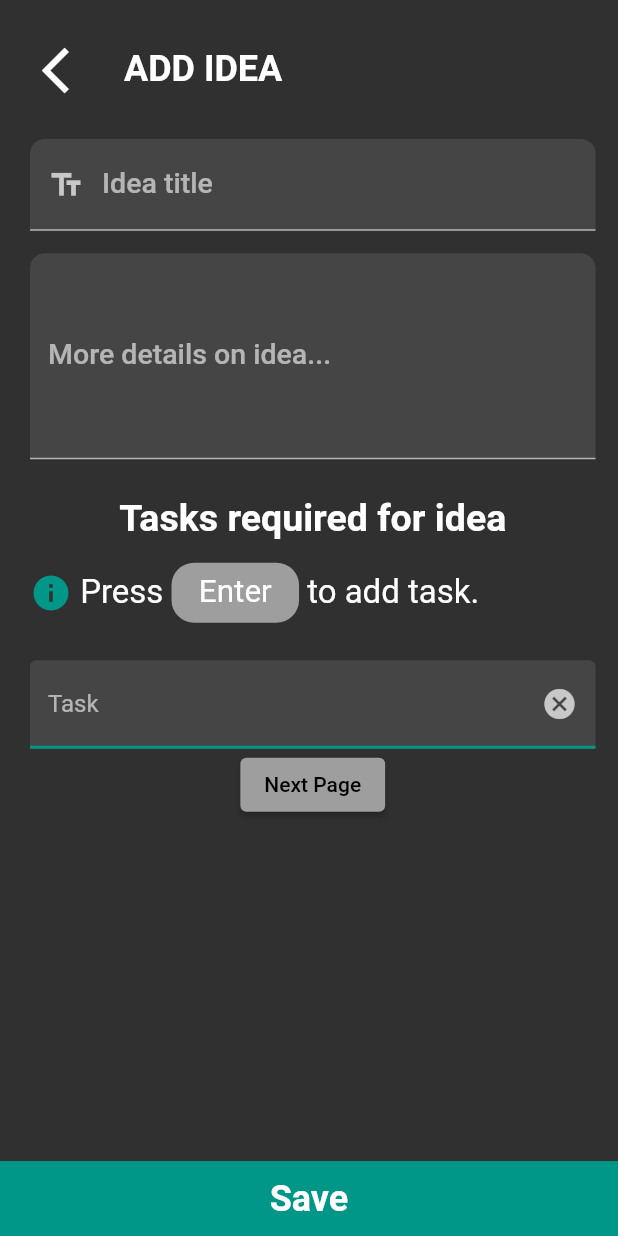
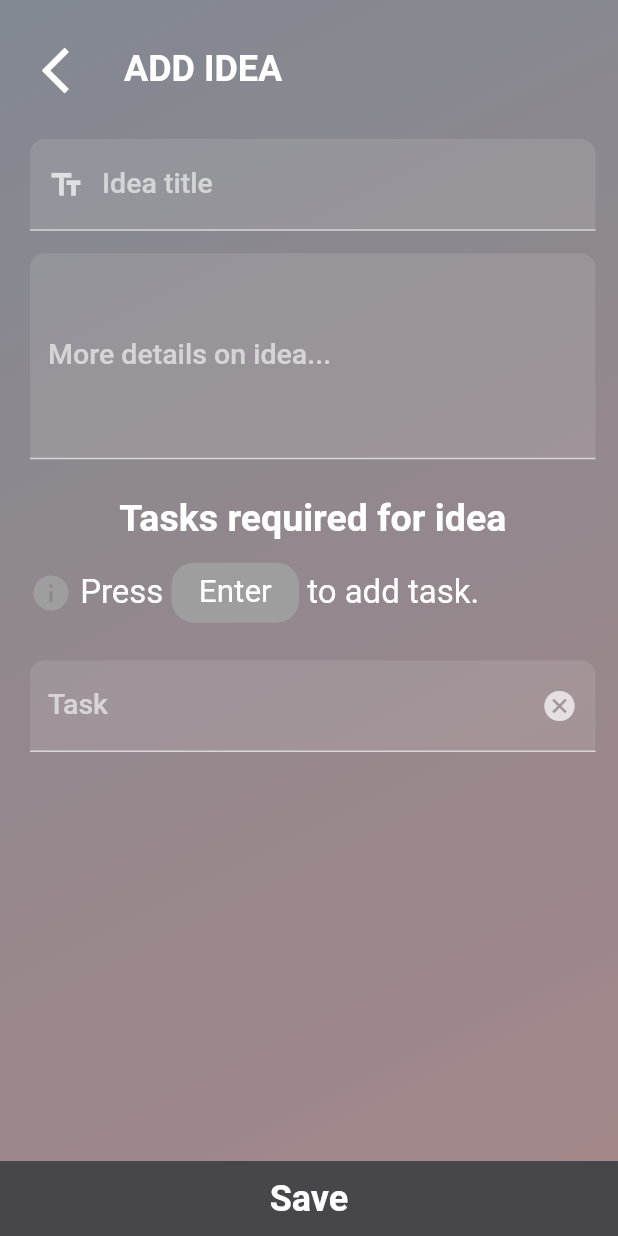
Before and after one commit to nathan-young1/idealog, a Flutter app: the NewIdea screen opened by its route, on a phone screen of 412 x 824 dp. Run offline on Flutter 3.47's test engine with Material 2 defaults, Android fonts, the phone set to English and light mode, and no system bars; our stand-ins replace date_time_picker, firebase_auth, firebase_core, flutter_screenutil, font_awesome_flutter, google_nav_bar and 3 more; accounts and stored records are empty.

Commit message:
still working

```diff
--- /dev/null
+++ b/lib/customDecoration/boxDecoration.dart
@@ -0,0 +1,11 @@
+import 'package:flutter/material.dart';
+
+BoxDecoration lightModeBackgroundColor = BoxDecoration(
+          gradient: LinearGradient(
+            colors: [
+            Color.fromRGBO(63, 73, 87, 0.65),
+            Color.fromRGBO(117, 71, 74, 0.65)
+            ],
+            begin: Alignment.topLeft,
+            end: Alignment.bottomRight)
+        );
--- /dev/null
+++ b/lib/customDecoration/colors.dart
@@ -0,0 +1,3 @@
+import 'package:flutter/material.dart';
+
+const Color lightModeBottomNavColor = Color.fromRGBO(71, 71, 73, 0.5);
--- a/lib/customInputDecoration/inputDecoration.dart
+++ b/lib/customDecoration/inputDecoration.dart
@@ -6,13 +6,3 @@ InputDecoration underlineAndFilled = InputDecoration(
   border: UnderlineInputBorder(borderSide: BorderSide(width: 5.0),
   borderRadius: BorderRadius.only(topLeft:  Radius.circular(10),topRight: Radius.circular(10))),
 );
-
-InputDecoration addTasks = InputDecoration(
-  filled: true,
-  enabledBorder: UnderlineInputBorder(
-    borderSide: BorderSide(color: Colors.teal,width: 2)
-  ),
-  focusedBorder: UnderlineInputBorder(
-    borderSide: BorderSide(color: Colors.teal,width: 2)
-  )
-);
--- a/lib/idea/ui/newIdea.dart
+++ b/lib/idea/ui/newIdea.dart
@@ -1,11 +1,10 @@
-import 'dart:isolate';
 import 'package:date_time_picker/date_time_picker.dart';
 import 'package:flutter/material.dart';
 import 'package:flutter_screenutil/flutter_screenutil.dart';
 import 'package:idealog/customAppBar/appBar.dart';
-import 'package:idealog/customInputDecoration/inputDecoration.dart';
-import 'package:idealog/global/routes.dart';
-import 'package:idealog/global/strings.dart';
+import 'package:idealog/customDecoration/boxDecoration.dart';
+import 'package:idealog/customDecoration/colors.dart';
+import 'package:idealog/customDecoration/inputDecoration.dart';
 import 'package:idealog/idea/code/ideaManager.dart';
 import 'package:syncfusion_flutter_datepicker/datepicker.dart';
 
@@ -24,7 +23,10 @@ class _NewIdeaState extends State<NewIdea> {
   @override
   Widget build(BuildContext context) {
     return SafeArea(
+      child: Container(
+        decoration: lightModeBackgroundColor,
         child: Scaffold(
+          backgroundColor: Colors.transparent,
           body: SingleChildScrollView(
             child: Form(
               child: Padding(
@@ -53,7 +55,7 @@ class _NewIdeaState extends State<NewIdea> {
                     Text('Tasks required for idea',style: TextStyle(fontSize: 25,fontWeight: FontWeight.w700)),
                     SizedBox(height: 15),
                     Row(children: [
-                    Icon(Icons.info,color: Colors.teal,size: 28),
+                      Icon(Icons.info,color: Colors.grey,size: 28),
                       Text(' Press ',style: TextStyle(fontSize: 22)),
                       Container(
                         width: 85,
@@ -79,28 +81,29 @@ class _NewIdeaState extends State<NewIdea> {
                         taskField.text = '';
                         }
                       },
-                    decoration: addTasks.copyWith(
+                      decoration: underlineAndFilled.copyWith(
                         labelText: 'Task',
                         suffixIcon: IconButton(icon: Icon(Icons.cancel),
                         onPressed: () => taskField.text = '')
                       ),
                     ),
-                  ElevatedButton(onPressed: ()=>Navigator.pushNamed(context, addNewSchedulePage), child: Text('Next Page'))
                   ],
                 ),
               ),),
           ),
             bottomNavigationBar: GestureDetector(
               onTap: () async => await addToDbAndSetAlarmIdea(
+                    context: context,
                     ideaTitle: ideaTitle.text,
                     moreDetails: moreDetails.text,
                     tasks: tasks),
               child: Container(
                 height: 50,
-              color: Colors.teal,
+                color: lightModeBottomNavColor.withOpacity(1),
                 child: Center(
                   child: Text('Save',style: TextStyle(fontSize: 24,color: Colors.white,fontWeight: FontWeight.w700)),
                 )),
+            ),
         ),
       ),
     );
@@ -112,7 +115,7 @@ class _NewIdeaState extends State<NewIdea> {
         for(String task in tasks)
         Row(children: [
           Icon(Icons.circle),
-          Container(child: Text(task)),
+          Expanded(child: Container(child: Text(task))),
           IconButton(
           icon: Icon(Icons.cancel),
           onPressed: (){
--- a/lib/main.dart
+++ b/lib/main.dart
@@ -32,7 +32,7 @@ class Idealog extends StatelessWidget {
               // or simply save your changes to "hot reload" in a Flutter IDE).
               // Notice that the counter didn't reset back to zero; the application
               // is not restarted.
-              primarySwatch: Colors.grey,
+              primarySwatch: Colors.blueGrey,
               brightness: Brightness.dark
             ),
             routes: {
```
Also changed, not shown: lib/Schedule/ui/addSchedule.dart (+8 -2 lines), lib/application-menu/menuPageView.dart (+21 -13 lines), lib/application-ui/splashScreen.dart (+11 -6 lines), lib/customWidget/alertDialog.dart (added, +9 -0 lines), lib/idea/code/ideaManager.dart (+7 -1 lines). Lines whose indentation alone changed are shown as unchanged.
